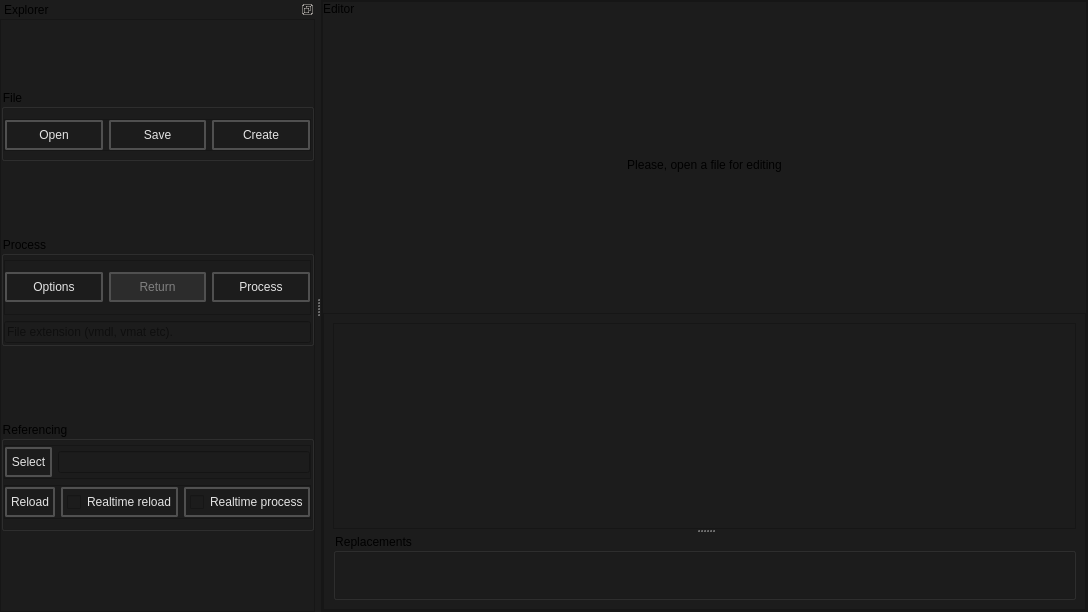
Old version of the form src/batch_creator/main.ui in the repository dertwist/Hammer5Tools.
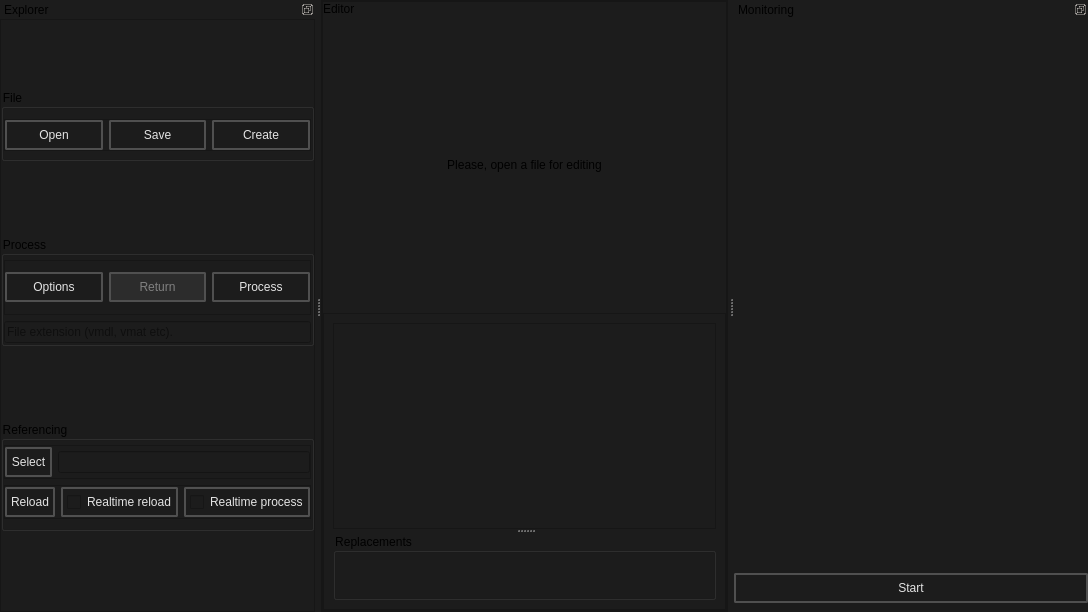
New version of the form. Icons and pictures are not drawn.

Commit message: added monitoring window

```diff
--- a/src/batch_creator/main.ui
+++ b/src/batch_creator/main.ui
@@ -991,6 +991,123 @@
     </layout>
    </widget>
   </widget>
+  <widget class="QDockWidget" name="dockWidget_2">
+   <property name="minimumSize">
+    <size>
+     <width>354</width>
+     <height>200</height>
+    </size>
+   </property>
+   <property name="features">
+    <set>QDockWidget::DockWidgetFeature::DockWidgetFloatable|QDockWidget::DockWidgetFeature::DockWidgetMovable</set>
+   </property>
+   <property name="windowTitle">
+    <string>Monitoring</string>
+   </property>
+   <attribute name="dockWidgetArea">
+    <number>2</number>
+   </attribute>
+   <widget class="QWidget" name="dockWidgetContents_2">
+    <layout class="QVBoxLayout" name="verticalLayout_8">
+     <property name="leftMargin">
+      <number>0</number>
+     </property>
+     <property name="topMargin">
+      <number>0</number>
+     </property>
+     <property name="rightMargin">
+      <number>0</number>
+     </property>
+     <item>
+      <layout class="QVBoxLayout" name="monitoring_content">
+       <item>
+        <spacer name="verticalSpacer_2">
+         <property name="orientation">
+          <enum>Qt::Orientation::Vertical</enum>
+         </property>
+         <property name="sizeHint" stdset="0">
+          <size>
+           <width>20</width>
+           <height>40</height>
+          </size>
+         </property>
+        </spacer>
+       </item>
+       <item>
+        <spacer name="horizontalSpacer">
+         <property name="orientation">
+          <enum>Qt::Orientation::Horizontal</enum>
+         </property>
+         <property name="sizeHint" stdset="0">
+          <size>
+           <width>40</width>
+           <height>20</height>
+          </size>
+         </property>
+        </spacer>
+       </item>
+      </layout>
+     </item>
+     <item>
+      <widget class="QPushButton" name="monitoring_start_toggle_button">
+       <property name="minimumSize">
+        <size>
+         <width>0</width>
+         <height>18</height>
+        </size>
+       </property>
+       <property name="styleSheet">
+        <string notr="true">    QPushButton {
+
+        font: 580 9pt &quot;Segoe UI&quot;;
+	
+
+        border: 2px solid black;
+        border-radius: 2px;
+        border-color: rgba(80, 80, 80, 255);
+        height:22px;
+        padding-top: 2px;
+        padding-bottom:2px;
+        padding-left: 4px;
+        padding-right: 4px;
+        color: #E3E3E3;
+        background-color: #1C1C1C;
+    }
+    QPushButton:hover {
+        background-color: #414956;
+        color: white;
+    }
+    QPushButton:pressed {
+        background-color: red;
+        background-color: #1C1C1C;
+        margin: 1 px;
+        margin-left: 2px;
+        margin-right: 2px;
+
+    }
+QPushButton:disabled {
+color: gray;
+ background-color: #2C2C2C;
+}</string>
+       </property>
+       <property name="text">
+        <string>Start</string>
+       </property>
+       <property name="icon">
+        <iconset resource="../resources.qrc">
+         <normaloff>:/valve_common/icons/tools/common/control_play.png</normaloff>:/valve_common/icons/tools/common/control_play.png</iconset>
+       </property>
+       <property name="iconSize">
+        <size>
+         <width>20</width>
+         <height>20</height>
+        </size>
+       </property>
+      </widget>
+     </item>
+    </layout>
+   </widget>
+  </widget>
  </widget>
  <resources>
   <include location="../resources.qrc"/>
```
The commit also changes 2 other files.
